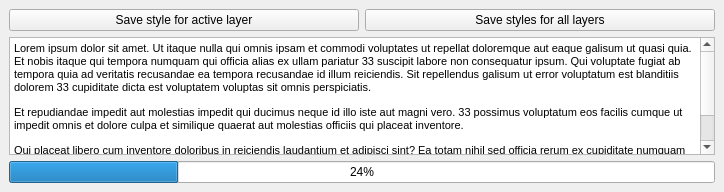
Above: quick_geopackage_style_saver_dockwidget_base.ui from pankonduktortoja/quick-geopackage-style-saver before the change. Below: the same form after it.
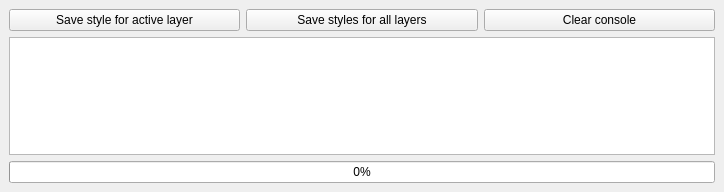
That is the form after the change.

Commit message: added save for all layers, updated console and progress bar

```diff
--- a/quick_geopackage_style_saver_dockwidget_base.ui
+++ b/quick_geopackage_style_saver_dockwidget_base.ui
@@ -33,6 +33,13 @@
           </property>
          </widget>
         </item>
+        <item>
+         <widget class="QPushButton" name="pbClear">
+          <property name="text">
+           <string>Clear console</string>
+          </property>
+         </widget>
+        </item>
        </layout>
       </item>
       <item>
@@ -45,16 +52,17 @@
 &lt;html&gt;&lt;head&gt;&lt;meta name=&quot;qrichtext&quot; content=&quot;1&quot; /&gt;&lt;style type=&quot;text/css&quot;&gt;
 p, li { white-space: pre-wrap; }
 &lt;/style&gt;&lt;/head&gt;&lt;body style=&quot; font-family:'MS Shell Dlg 2'; font-size:8.25pt; font-weight:400; font-style:normal;&quot;&gt;
-&lt;p style=&quot; margin-top:12px; margin-bottom:12px; margin-left:0px; margin-right:0px; -qt-block-indent:0; text-indent:0px;&quot;&gt;&lt;span style=&quot; font-size:8pt;&quot;&gt;Lorem ipsum dolor sit amet. Ut itaque nulla qui omnis ipsam et commodi voluptates ut repellat doloremque aut eaque galisum ut quasi quia. Et nobis itaque qui tempora numquam qui officia alias ex ullam pariatur 33 suscipit labore non consequatur ipsum. Qui voluptate fugiat ab tempora quia ad veritatis recusandae ea tempora recusandae id illum reiciendis. Sit repellendus galisum ut error voluptatum est blanditiis dolorem 33 cupiditate dicta est voluptatem voluptas sit omnis perspiciatis. &lt;/span&gt;&lt;/p&gt;
-&lt;p style=&quot; margin-top:12px; margin-bottom:12px; margin-left:0px; margin-right:0px; -qt-block-indent:0; text-indent:0px;&quot;&gt;&lt;span style=&quot; font-size:8pt;&quot;&gt;Et repudiandae impedit aut molestias impedit qui ducimus neque id illo iste aut magni vero. 33 possimus voluptatum eos facilis cumque ut impedit omnis et dolore culpa et similique quaerat aut molestias officiis qui placeat inventore. &lt;/span&gt;&lt;/p&gt;
-&lt;p style=&quot; margin-top:12px; margin-bottom:12px; margin-left:0px; margin-right:0px; -qt-block-indent:0; text-indent:0px;&quot;&gt;&lt;span style=&quot; font-size:8pt;&quot;&gt;Qui placeat libero cum inventore doloribus in reiciendis laudantium et adipisci sint? Ea totam nihil sed officia rerum ex cupiditate numquam aut veniam eveniet est cumque sequi ea velit praesentium in neque velit. Et voluptatem sunt et suscipit officia et galisum neque qui veritatis aperiam est nulla cumque aut delectus aperiam sit quaerat nihil. Est voluptas placeat est sunt quae ea voluptatibus laudantium est totam saepe est Quis doloremque et dicta voluptates 33 iste dolor. &lt;/span&gt;&lt;/p&gt;&lt;/body&gt;&lt;/html&gt;</string>
+&lt;p style=&quot;-qt-paragraph-type:empty; margin-top:0px; margin-bottom:0px; margin-left:0px; margin-right:0px; -qt-block-indent:0; text-indent:0px;&quot;&gt;&lt;br /&gt;&lt;/p&gt;&lt;/body&gt;&lt;/html&gt;</string>
+        </property>
+        <property name="tabStopDistance">
+         <double>82.000000000000000</double>
         </property>
        </widget>
       </item>
       <item>
        <widget class="QProgressBar" name="progressBar">
         <property name="value">
-         <number>24</number>
+         <number>0</number>
         </property>
        </widget>
       </item>
```
Left out of the diff: 3 changed lines with no effect on the pictures. The commit also changes 4 other files.
